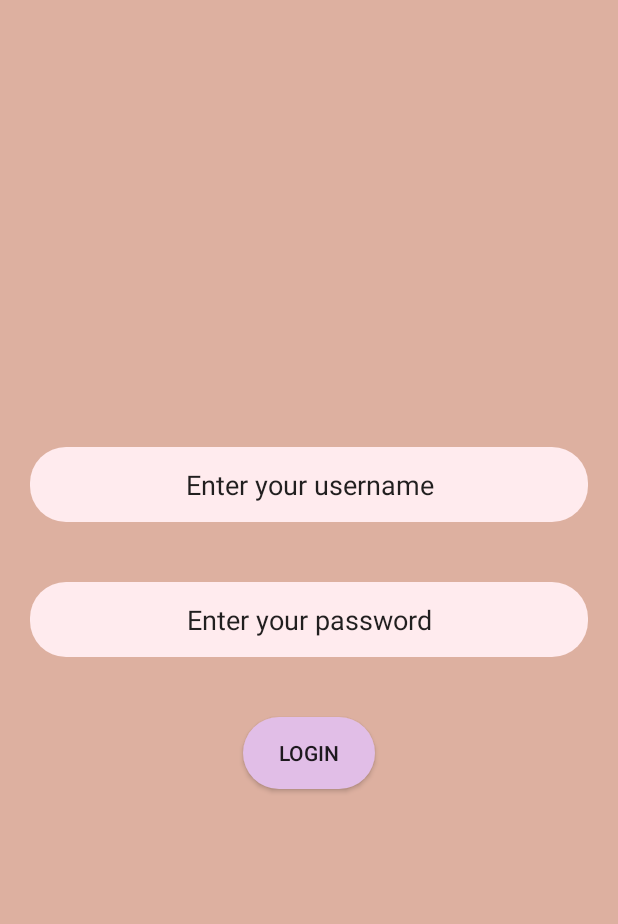
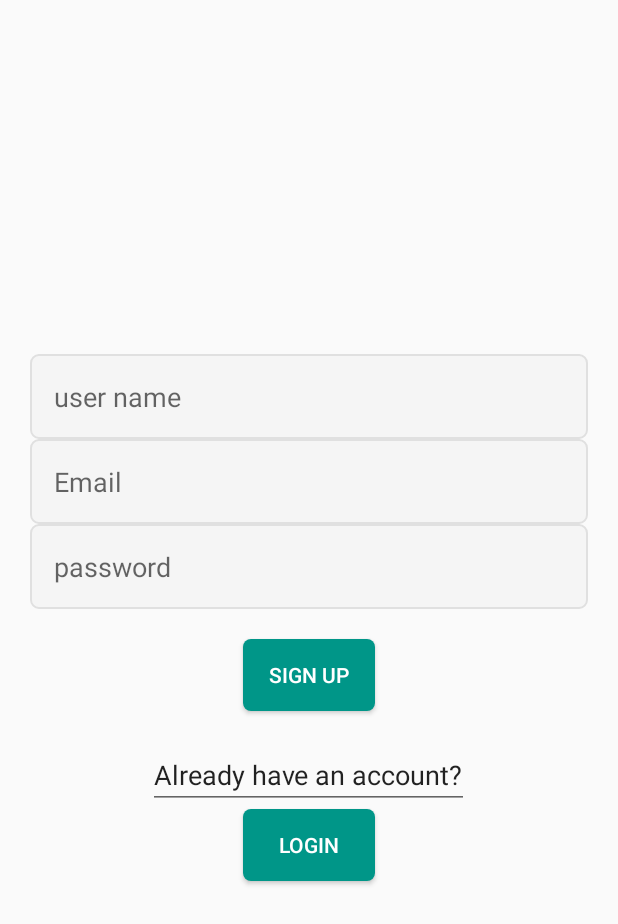
Before and after one commit to cvam77/ZayvE, an Android app: the screen it shows after launch (MainActivity before the commit, AuthenticationActivity after it), on a phone screen of 412 x 824 dp. Shown: the top 924 px of the screen. Run offline under Robolectric (Android 15) with nearby library versions, the phone set to English and light mode, and no system bars; our stand-ins replace data binding.

Commit message:
login and sign up page created

```diff
--- a/app/src/main/AndroidManifest.xml
+++ b/app/src/main/AndroidManifest.xml
@@ -9,10 +9,9 @@
         android:roundIcon="@mipmap/ic_launcher_round"
         android:supportsRtl="true"
         android:theme="@style/AppTheme">
-        <activity android:name=".MainActivity">
+        <activity android:name=".AuthenticationActivity">
             <intent-filter>
                 <action android:name="android.intent.action.MAIN" />
-
                 <category android:name="android.intent.category.LAUNCHER" />
             </intent-filter>
         </activity>
--- /dev/null
+++ b/app/src/main/java/com/example/zayve_test/AuthenticationActivity.kt
@@ -0,0 +1,18 @@
+package com.example.zayve_test
+
+import android.database.DatabaseUtils
+import android.os.Bundle
+import androidx.appcompat.app.AppCompatActivity
+import androidx.databinding.DataBindingUtil
+import com.example.zayve_test.databinding.ActivityMainBinding
+
+class AuthenticationActivity : AppCompatActivity() {
+    private val manager = supportFragmentManager
+
+    override fun onCreate(savedInstanceState: Bundle?) {
+        super.onCreate(savedInstanceState)
+        val binding:ActivityMainBinding = DataBindingUtil.setContentView(this,R.layout.activity_main)
+
+    }
+
+}
--- a/app/src/main/java/com/example/zayve_test/MainActivity.java
+++ /dev/null
@@ -1,14 +0,0 @@
-package com.example.zayve_test;
-
-import androidx.appcompat.app.AppCompatActivity;
-
-import android.os.Bundle;
-
-public class MainActivity extends AppCompatActivity {
-
-    @Override
-    protected void onCreate(Bundle savedInstanceState) {
-        super.onCreate(savedInstanceState);
-        setContentView(R.layout.activity_main);
-    }
-}
--- /dev/null
+++ b/app/src/main/java/com/example/zayve_test/SignupFragment.kt
@@ -0,0 +1,22 @@
+package com.example.zayve_test
+
+import android.os.Bundle
+import androidx.fragment.app.Fragment
+import android.view.LayoutInflater
+import android.view.View
+import android.view.ViewGroup
+import androidx.databinding.DataBindingUtil
+import androidx.navigation.Navigation
+import androidx.navigation.findNavController
+import com.example.zayve_test.databinding.FragmentSignupBinding
+
+
+//sign up fragment
+class SignupFragment : Fragment() {
+    override fun onCreateView(inflater: LayoutInflater, container: ViewGroup?,
+                              savedInstanceState: Bundle?): View? {
+        val binding: FragmentSignupBinding = DataBindingUtil.inflate(inflater,R.layout.fragment_signup,container,false)
+        binding.loginButton.setOnClickListener(Navigation.createNavigateOnClickListener((R.id.action_signupFragment2_to_loginFragment2)))
+        return binding.root
+    }
+}
--- /dev/null
+++ b/app/src/main/res/drawable/btn_custom.xml
@@ -0,0 +1,14 @@
+<?xml version="1.0" encoding="utf-8"?>
+<shape xmlns:android="http://schemas.android.com/apk/res/android"
+    android:padding="10dp"
+    android:shape="rectangle" >
+
+    <solid android:color="#009688" />
+
+    <corners
+        android:bottomLeftRadius="5dp"
+        android:bottomRightRadius="5dp"
+        android:topLeftRadius="5dp"
+        android:topRightRadius="5dp" />
+
+</shape>
--- /dev/null
+++ b/app/src/main/res/drawable/edit_textfield_custom.xml
@@ -0,0 +1,18 @@
+<?xml version="1.0" encoding="utf-8"?>
+<shape xmlns:android="http://schemas.android.com/apk/res/android"
+    android:padding="10dp"
+    android:shape="rectangle" >
+
+    <solid android:color="#f5f5f5" />
+
+    <stroke
+        android:width="1dp"
+        android:color="#e0e0e0" />
+
+    <corners
+        android:bottomLeftRadius="5dp"
+        android:bottomRightRadius="5dp"
+        android:topLeftRadius="5dp"
+        android:topRightRadius="5dp" />
+
+</shape>
--- a/app/src/main/res/layout/activity_main.xml
+++ b/app/src/main/res/layout/activity_main.xml
@@ -1,44 +1,24 @@
 <?xml version="1.0" encoding="utf-8"?>
-<LinearLayout
-    xmlns:android="http://schemas.android.com/apk/res/android"
+<layout xmlns:android="http://schemas.android.com/apk/res/android"
     xmlns:tools="http://schemas.android.com/tools"
-    android:layout_width="match_parent"
-    android:layout_height="match_parent"
-    tools:context=".MainActivity"
-    android:orientation="vertical"
-    android:background="@color/background"
-    android:gravity="center"
-    >
+    xmlns:app="http://schemas.android.com/apk/res-auto">
 
+    <data>
 
-    <EditText
-        android:id="@+id/editTextUsername"
-        android:layout_margin="20dp"
+    </data>
+
+    <LinearLayout
         android:layout_width="match_parent"
-        android:layout_height="50dp"
-        android:text="Enter your username"
-        android:background="@drawable/rounded_corners_edittext"
-        android:gravity="center"
-        />
-
-    <EditText
-        android:id="@+id/editTextPassword"
-        android:layout_margin="20dp"
-        android:layout_width="match_parent"
-        android:layout_height="50dp"
-        android:inputType="textPersonName"
-        android:text="Enter your password"
-        android:gravity="center"
-        android:background="@drawable/rounded_corners_edittext"/>
-
-    <Button
-        android:layout_width="wrap_content"
-        android:layout_height="wrap_content"
-        android:id="@+id/button_login"
-        android:background="@drawable/rounded_corners"
-        android:text="login"
-        android:layout_margin="20dp"
-
-        />
-
-</LinearLayout>
+        android:layout_height="match_parent"
+        tools:context=".AuthenticationActivity"
+        android:orientation="vertical"
+        android:gravity="center">
+        <fragment
+            android:id="@+id/myNavHostFragment"
+            android:layout_width="match_parent"
+            android:name="androidx.navigation.fragment.NavHostFragment"
+            android:layout_height="match_parent"
+            app:defaultNavHost = "true"
+            app:navGraph="@navigation/navigation"/>
+    </LinearLayout>
+</layout>
--- /dev/null
+++ b/app/src/main/res/layout/fragment_signup.xml
@@ -0,0 +1,83 @@
+<?xml version="1.0" encoding="utf-8"?>
+<layout xmlns:android="http://schemas.android.com/apk/res/android"
+    xmlns:tools="http://schemas.android.com/tools">
+
+    <data>
+
+    </data>
+
+    <FrameLayout
+        android:id="@+id/signupFragment"
+        android:layout_width="match_parent"
+        android:layout_height="match_parent"
+        tools:context=".LoginFragment">
+
+
+
+
+        <LinearLayout
+            android:layout_width="match_parent"
+            android:layout_height="match_parent"
+            android:gravity="center"
+            android:orientation="vertical"
+            tools:context=".AuthenticationActivity">
+            <EditText
+                android:id="@+id/userName"
+                android:layout_width="match_parent"
+                android:layout_height="wrap_content"
+                android:padding="16dp"
+                android:layout_marginHorizontal="20dp"
+                android:hint="@string/userName"
+                android:inputType="textEmailAddress"
+                android:background="@drawable/edit_textfield_custom"
+                />
+
+            <EditText
+                android:id="@+id/editUserEmail"
+                android:layout_width="match_parent"
+                android:layout_height="wrap_content"
+                android:padding="16dp"
+                android:layout_marginHorizontal="20dp"
+                android:hint="@string/email"
+                android:inputType="textEmailAddress"
+                android:background="@drawable/edit_textfield_custom"
+                />
+            <EditText
+                android:id="@+id/editTextPassword"
+                android:layout_width="match_parent"
+                android:layout_height="wrap_content"
+                android:padding="16dp"
+                android:layout_marginHorizontal="20dp"
+                android:hint="@string/password"
+                android:inputType="textPassword"
+                android:background="@drawable/edit_textfield_custom"
+                />
+
+
+
+            <Button
+                android:id="@+id/signup_button"
+                android:layout_width="wrap_content"
+                android:layout_height="wrap_content"
+                android:layout_margin="20dp"
+                android:text="@string/signUpButtonText"
+                android:textColor="@android:color/white"
+                android:background="@drawable/btn_custom"
+                />
+            <androidx.appcompat.widget.AppCompatAutoCompleteTextView
+                android:layout_width="wrap_content"
+                android:layout_height="wrap_content"
+                android:text="@string/loginExtra"/>
+            <androidx.appcompat.widget.AppCompatButton
+                android:id="@+id/login_button"
+                android:layout_width="wrap_content"
+                android:layout_height="wrap_content"
+                android:text="@string/loginButtonText"
+                android:background="@drawable/btn_custom"
+                android:textColor="@android:color/white"
+                />
+
+        </LinearLayout>
+
+    </FrameLayout>
+</layout>
--- /dev/null
+++ b/app/src/main/res/navigation/navigation.xml
@@ -0,0 +1,22 @@
+<?xml version="1.0" encoding="utf-8"?>
+<navigation xmlns:android="http://schemas.android.com/apk/res/android"
+    xmlns:app="http://schemas.android.com/apk/res-auto" android:id="@+id/navigation"
+    app:startDestination="@id/signupFragment2">
+
+    <fragment
+        android:id="@+id/signupFragment2"
+        android:name="com.example.zayve_test.SignupFragment"
+        android:label="SignupFragment" >
+        <action
+            android:id="@+id/action_signupFragment2_to_loginFragment2"
+            app:destination="@id/loginFragment2" />
+    </fragment>
+    <fragment
+        android:id="@+id/loginFragment2"
+        android:name="com.example.zayve_test.LoginFragment"
+        android:label="LoginFragment" >
+        <action
+            android:id="@+id/action_loginFragment2_to_signupFragment2"
+            app:destination="@id/signupFragment2" />
+    </fragment>
+</navigation>
--- a/app/src/main/res/values/colors.xml
+++ b/app/src/main/res/values/colors.xml
@@ -1,6 +1,7 @@
 <?xml version="1.0" encoding="utf-8"?>
 <resources>
-    <color name="colorPrimary">#6200EE</color>
-    <color name="colorPrimaryDark">@color/background</color>
-    <color name="colorAccent">#03DAC5</color>
+    <color name="colorPrimary">#03A9F4</color>
+    <color name="colorPrimaryDark">#0288D1</color>
+    <color name="colorAccent">#009688</color>
+    <color name="colorBody">#B3E5FC</color>
 </resources>
--- a/app/src/main/res/values/strings.xml
+++ b/app/src/main/res/values/strings.xml
@@ -1,3 +1,12 @@
 <resources>
     <string name="app_name">ZayvE_test</string>
+    <string name="email">Email</string>
+    <string name="password">password</string>
+    <string name="loginButtonText">login</string>
+    <!-- TODO: Remove or change this placeholder text -->
+    <string name="hello_blank_fragment">Hello blank fragment</string>
+    <string name="userName">user name</string>
+    <string name="signUpButtonText">Sign Up</string>
+    <string name="loginExtra">Already have an account?</string>
+    <string name="newAccount">Create a new account</string>
 </resources>
--- a/build.gradle
+++ b/build.gradle
@@ -1,11 +1,13 @@
 // Top-level build file where you can add configuration options common to all sub-projects/modules.
 buildscript {
+    ext.kotlin_version = '1.4.10'
     repositories {
         google()
         jcenter()
     }
     dependencies {
-        classpath "com.android.tools.build:gradle:4.0.0"
+        classpath 'com.android.tools.build:gradle:4.0.1'
+        classpath "org.jetbrains.kotlin:kotlin-gradle-plugin:$kotlin_version"
 
         // NOTE: Do not place your application dependencies here; they belong
         // in the individual module build.gradle files
```
Also changed, not shown: app/build.gradle (+12 -0 lines), app/src/main/java/com/example/zayve_test/LoginFragment.kt (added, +23 -0 lines), app/src/main/res/layout/fragment_login.xml (added, +71 -0 lines).
